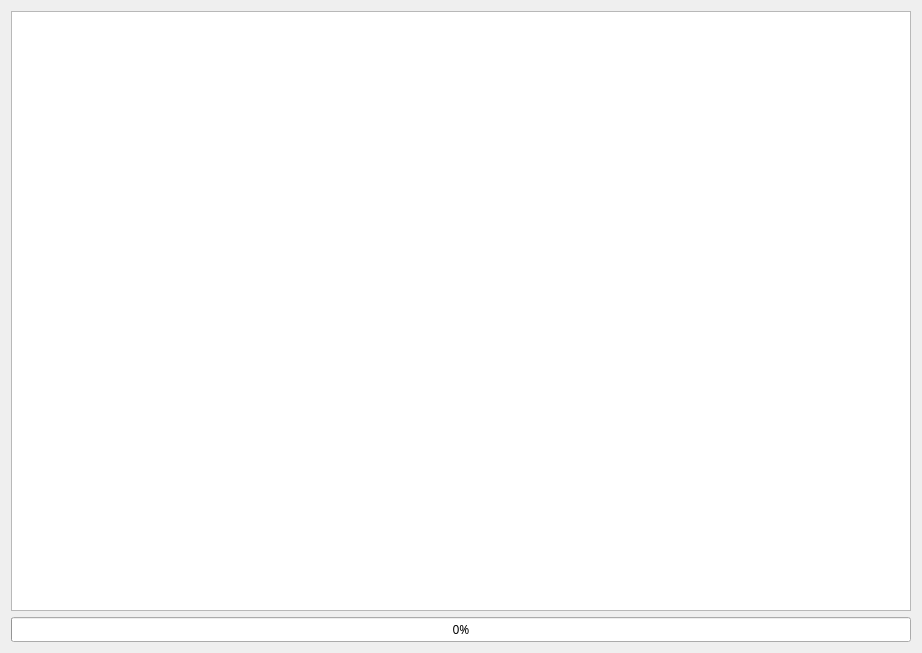
This is ecu_operations.ui in miikasyvanen/FastECU as Qt 5 draws it before an edit. The edited form follows.
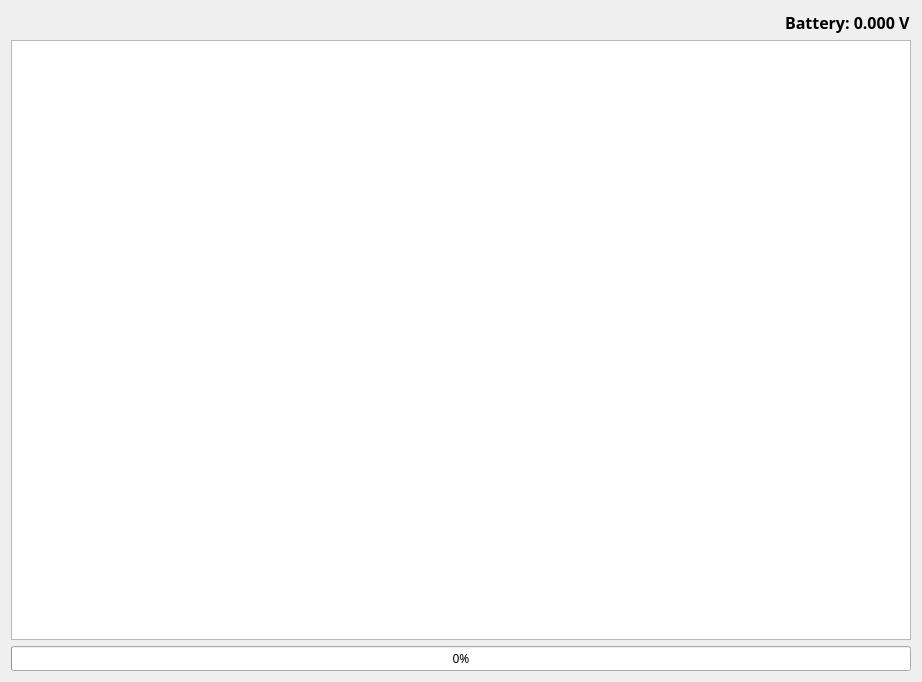
This is the edited form.

Commit message: Add battery voltage display to log window

What changed in the file:
```diff
--- a/ecu_operations.ui
+++ b/ecu_operations.ui
@@ -9,8 +9,8 @@
    <rect>
     <x>0</x>
     <y>0</y>
-    <width>820</width>
-    <height>652</height>
+    <width>920</width>
+    <height>675</height>
    </rect>
   </property>
   <property name="font">
@@ -22,7 +22,7 @@
    <string>Form</string>
   </property>
   <layout class="QGridLayout" name="gridLayout">
-   <item row="0" column="0">
+   <item row="1" column="0">
     <layout class="QVBoxLayout" name="verticalLayout">
      <item>
       <widget class="QTextEdit" name="text_edit">
@@ -50,6 +50,37 @@
      </item>
     </layout>
    </item>
+   <item row="0" column="0">
+    <layout class="QHBoxLayout" name="horizontalLayout">
+     <item>
+      <spacer name="horizontalSpacer">
+       <property name="orientation">
+        <enum>Qt::Horizontal</enum>
+       </property>
+       <property name="sizeHint" stdset="0">
+        <size>
+         <width>40</width>
+         <height>20</height>
+        </size>
+       </property>
+      </spacer>
+     </item>
+     <item>
+      <widget class="QLabel" name="vBattLabel">
+       <property name="font">
+        <font>
+         <family>Ubuntu Mono</family>
+         <pointsize>12</pointsize>
+         <bold>true</bold>
+        </font>
+       </property>
+       <property name="text">
+        <string>Battery: 0.000 V</string>
+       </property>
+      </widget>
+     </item>
+    </layout>
+   </item>
   </layout>
  </widget>
  <resources/>
```
The commit also changes 7 other files.
